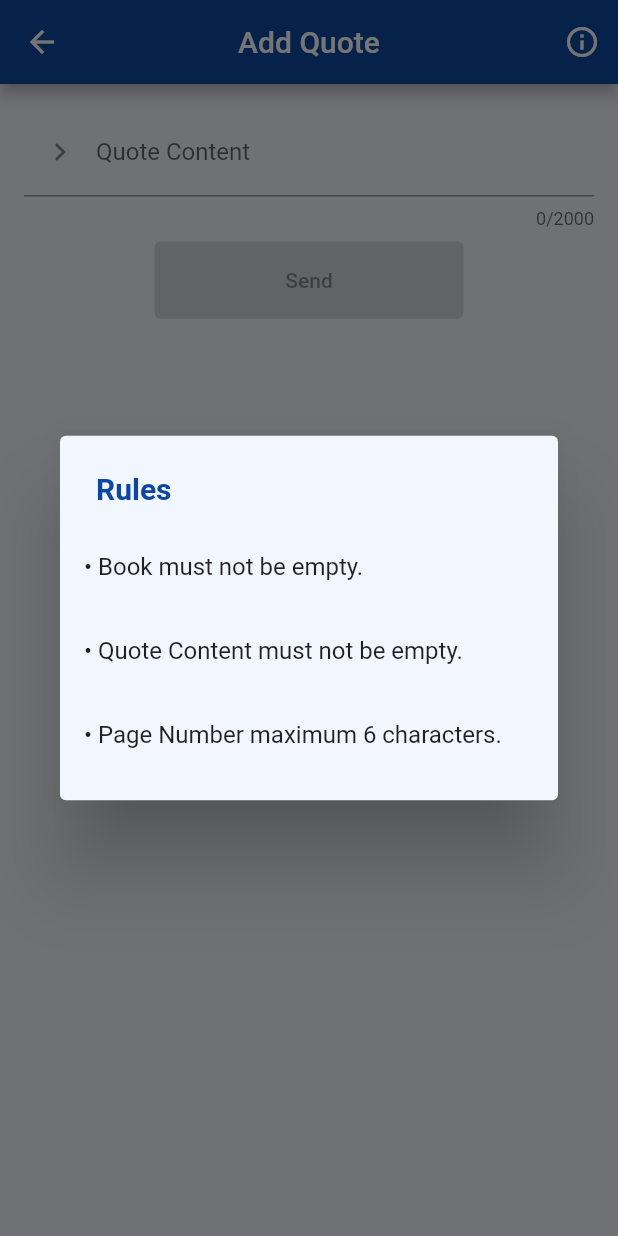
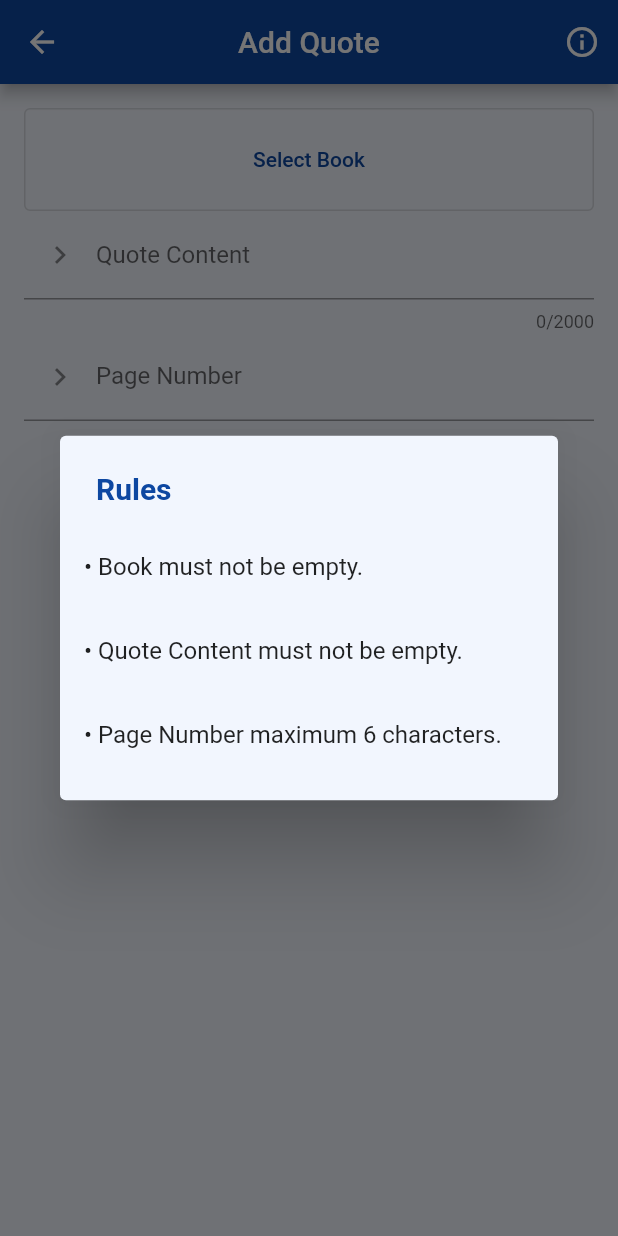
Before and after one commit to metehankarakaya/librarium-social, a Flutter app: the AddQuoteView screen opened by its route, after a tap on the "info outline" icon, on a phone screen of 412 x 824 dp. Run offline on Flutter 3.47's test engine with Material 2 defaults, Android fonts, the phone set to English and light mode, and no system bars; our stand-ins replace flutter_speed_dial, flutter_svg, font_awesome_flutter, get_it, image_picker, logger and 2 more; accounts and stored records are empty; network calls fail.

Commit message:
Change quote mechanism

```diff
--- a/lib/presentation/add_quote/add_quote_view.dart
+++ b/lib/presentation/add_quote/add_quote_view.dart
@@ -17,7 +17,11 @@ class _AddQuoteViewState extends State<AddQuoteView> {
   Widget build(BuildContext context) {
     Size size = MediaQuery.sizeOf(context);
     return ViewModelBuilder<AddQuoteViewModel>.reactive(
-      viewModelBuilder: () => AddQuoteViewModel(context),
+      viewModelBuilder: () {
+        AddQuoteViewModel viewModel = AddQuoteViewModel(context);
+        viewModel.start();
+        return viewModel;
+      },
       builder: (context, viewModel, child) => Scaffold(
         backgroundColor: AppColor.bgColor,
         appBar: AppBar(
@@ -35,6 +39,13 @@ class _AddQuoteViewState extends State<AddQuoteView> {
           padding: const EdgeInsets.all(16.0),
           child: Column(
             children: [
+              OutlinedButton(
+                onPressed: () => viewModel.showSelectBookDialog(),
+                style: ElevatedButton.styleFrom(
+                  fixedSize: Size(size.width, size.height/12),
+                ),
+                child: Text(viewModel.selectedBook != null ? "${viewModel.selectedBook?.title}": AppString.selectBook),
+              ),
               TextFormField(
                 controller: viewModel.contentController,
                 onChanged: (val) => viewModel.listenToChanges(),
@@ -46,8 +57,16 @@ class _AddQuoteViewState extends State<AddQuoteView> {
                   prefixIcon: Icon(Icons.keyboard_arrow_right_sharp)
                 ),
               ),
+              TextFormField(
+                controller: viewModel.pageNumberController,
+                onChanged: (val) => viewModel.listenToChanges(),
+                decoration: const InputDecoration(
+                  label: Text(AppString.pageNumber),
+                  prefixIcon: Icon(Icons.keyboard_arrow_right_sharp)
+                ),
+              ),
               Padding(
-                padding: const EdgeInsets.all(8.0),
+                padding: const EdgeInsets.all(16.0),
                 child: ElevatedButton(
                   onPressed: viewModel.checkAll()
                     ? () => viewModel.addQuote()
--- a/lib/presentation/add_quote/add_quote_view_model.dart
+++ b/lib/presentation/add_quote/add_quote_view_model.dart
@@ -1,4 +1,5 @@
 import 'package:flutter/material.dart';
+import 'package:librarium/model/book.dart';
 import 'package:librarium/model/quote.dart';
 import 'package:librarium/presentation/common/dialog/rules_dialog/show_add_quote_rules_dialog.dart';
 import 'package:librarium/presentation/common/main_view_model.dart';
@@ -6,6 +7,8 @@ import 'package:librarium/service/quote_service/quote_service.dart';
 import 'package:logger/logger.dart';
 
 import '../../injection.dart';
+import '../../service/book_service/book_service.dart';
+import '../common/dialog/select_book_dialog.dart';
 import '../common/snack_bar/show_snack_bar.dart';
 import '../resources/string_manager.dart';
 
@@ -15,6 +18,7 @@ class AddQuoteViewModel extends MainViewModel {
   @override
   void start() {
     // TODO: implement start
+    findAllBooks();
   }
 
   Logger logger = Logger();
@@ -24,12 +28,19 @@ class AddQuoteViewModel extends MainViewModel {
   }
 
   checkAll() {
+    if (selectedBook == null) {
+      return false;
+    }
     if (contentController.text.isEmpty) {
+      return false;
+    }
+    if (pageNumberController.text.isEmpty || pageNumberController.text.length > 6) {
       return false;
     }
     return true;
   }
 
+  final BookService _bookService = locator<BookService>();
   final QuoteService _quoteService = locator<QuoteService>();
 
   TextEditingController contentController = TextEditingController();
@@ -39,11 +50,48 @@ class AddQuoteViewModel extends MainViewModel {
     showAddQuoteRulesDialog(context);
   }
 
+  List<Book> foundBooks = [];
+  List<Book> filteredFoundBooks = [];
+
+  findAllBooks() async {
+    foundBooks = await _bookService.findAllBooks();
+    filteredFoundBooks = foundBooks;
+    notifyListeners();
+  }
+
+  void filterBookList(String val) {
+    if (val.isEmpty) {
+      filteredFoundBooks = foundBooks;
+      notifyListeners();
+    }
+    else {
+      filteredFoundBooks = foundBooks
+        .where(
+          (element) =>
+        element.title!.toLowerCase().contains(val.toLowerCase())).toList();
+      notifyListeners();
+    }
+  }
+
+  Book? selectedBook;
+
+  showSelectBookDialog() {
+    selectBookDialog(context, this);
+  }
+
+  selectBook(Book? val) {
+    selectedBook = val!;
+    notifyListeners();
+    Navigator.pop(context);
+  }
+
   final Quote _quote = Quote();
   bool addedQuote = false;
 
   addQuote() async {
     _quote.content = contentController.text.trim();
+    _quote.book = selectedBook;
+    _quote.pageNumber = int.parse(pageNumberController.text.trim());
     notifyListeners();
     addedQuote = await _quoteService.addQuote(_quote);
     if (addedQuote) {
--- a/lib/service/book_service/book_service.dart
+++ b/lib/service/book_service/book_service.dart
@@ -19,6 +19,7 @@ class BookService extends MainService {
   static const String findBooksByKeywordApi = "/private-app-api/find/books/by/keyword/";
   static const String findBookDetailsApi = "/private-app-api/find/book/details/";
   static const String findBooksByUserIdApi = "/private-app-api/find/books/by/user/id/";
+  static const String findAllBooksApi = "/private-app-api/find/all/books";
 
   Future<bool> saveBook(Book book) async {
     String api = "${Environment().apiUrl}$saveBookApi";
@@ -132,4 +133,27 @@ class BookService extends MainService {
     }
   }
 
+  Future<List<Book>> findAllBooks() async {
+    String api = "${Environment().apiUrl}$findAllBooksApi";
+
+    final SharedPreferences prefs = await getPrefs();
+
+    final response = await http.get(
+      Uri.parse(api),
+      headers: <String, String>{
+        "Content-Type": "application/json",
+        "Accept": "application/json; charset=UTF-8",
+        HttpHeaders.authorizationHeader: prefs.getString("token").toString()
+      },
+    );
+    if (response.statusCode == 200) {
+      final jsonData = jsonDecode(response.body);
+      final List<Book> foundBookList = List<Book>.from(jsonData.map((x) => Book.fromJson(x)));
+      return foundBookList;
+    }
+    else {
+      return throw Exception("Service 'findAllBooks' failed with statusCode: ${response.statusCode}");
+    }
+  }
+
 }
```
